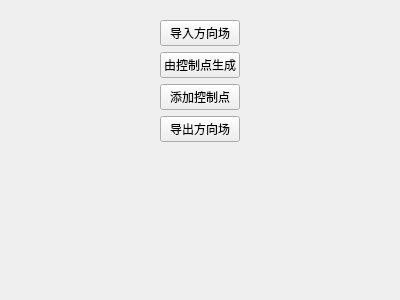
This is WidgetUi/VectorDieldDriven_VecField.ui in Jarvis-Chiang/ProLab as Qt 5 draws it before an edit. The edited form follows.
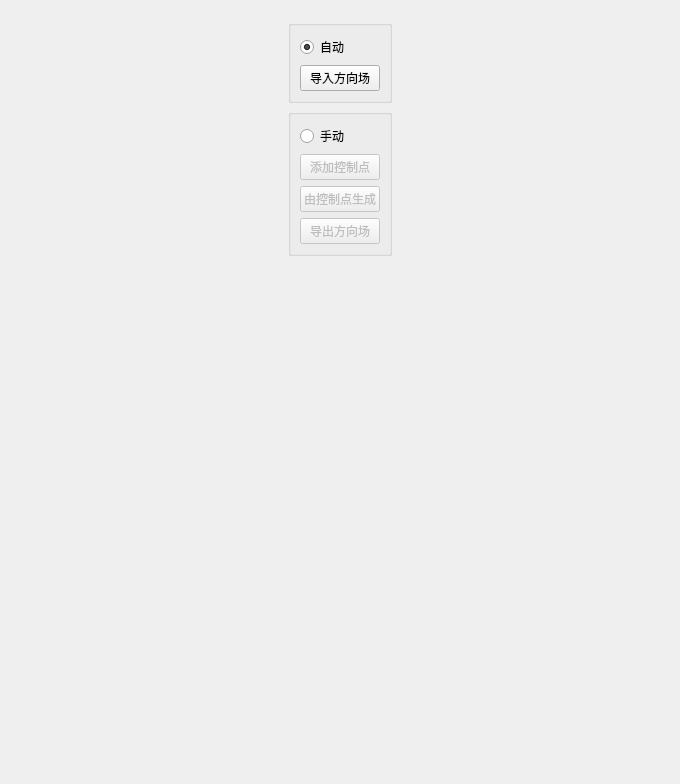
This is the edited form.

```diff
--- a/WidgetUi/VectorDieldDriven_VecField.ui
+++ b/WidgetUi/VectorDieldDriven_VecField.ui
@@ -6,8 +6,8 @@
    <rect>
     <x>0</x>
     <y>0</y>
-    <width>400</width>
-    <height>300</height>
+    <width>680</width>
+    <height>784</height>
    </rect>
   </property>
   <property name="windowTitle">
@@ -29,33 +29,83 @@
    </item>
    <item>
     <widget class="QWidget" name="widget" native="true">
-     <layout class="QVBoxLayout" name="verticalLayout">
+     <layout class="QVBoxLayout" name="verticalLayout_3">
       <item>
-       <widget class="QPushButton" name="pushButton_ImportVecField">
-        <property name="text">
-         <string>导入方向场</string>
+       <widget class="QGroupBox" name="groupBox_2">
+        <property name="title">
+         <string/>
         </property>
+        <layout class="QVBoxLayout" name="verticalLayout">
+         <item>
+          <widget class="QRadioButton" name="radioButton">
+           <property name="text">
+            <string>自动</string>
+           </property>
+           <property name="checked">
+            <bool>true</bool>
+           </property>
+          </widget>
+         </item>
+         <item>
+          <widget class="QPushButton" name="pushButton_ImportVecField">
+           <property name="text">
+            <string>导入方向场</string>
+           </property>
+           <property name="checkable">
+            <bool>false</bool>
+           </property>
+          </widget>
+         </item>
+        </layout>
        </widget>
       </item>
       <item>
-       <widget class="QPushButton" name="pushButton_GeneFromCtrlPnt">
-        <property name="text">
-         <string>由控制点生成</string>
+       <widget class="QGroupBox" name="groupBox">
+        <property name="title">
+         <string/>
         </property>
-       </widget>
-      </item>
-      <item>
-       <widget class="QPushButton" name="pushButton_AddCtrlPnt">
-        <property name="text">
-         <string>添加控制点</string>
-        </property>
-       </widget>
-      </item>
-      <item>
-       <widget class="QPushButton" name="pushButton_ExprtVecField">
-        <property name="text">
-         <string>导出方向场</string>
-        </property>
+        <layout class="QVBoxLayout" name="verticalLayout_2">
+         <item>
+          <widget class="QRadioButton" name="radioButton_2">
+           <property name="text">
+            <string>手动</string>
+           </property>
+          </widget>
+         </item>
+         <item>
+          <widget class="QPushButton" name="pushButton_AddCtrlPnt">
+           <property name="enabled">
+            <bool>false</bool>
+           </property>
+           <property name="text">
+            <string>添加控制点</string>
+           </property>
+           <property name="checkable">
+            <bool>false</bool>
+           </property>
+          </widget>
+         </item>
+         <item>
+          <widget class="QPushButton" name="pushButton_GeneFromCtrlPnt">
+           <property name="enabled">
+            <bool>false</bool>
+           </property>
+           <property name="text">
+            <string>由控制点生成</string>
+           </property>
+          </widget>
+         </item>
+         <item>
+          <widget class="QPushButton" name="pushButton_ExprtVecField">
+           <property name="enabled">
+            <bool>false</bool>
+           </property>
+           <property name="text">
+            <string>导出方向场</string>
+           </property>
+          </widget>
+         </item>
+        </layout>
        </widget>
       </item>
       <item>
```
Left out of the diff: 131 changed lines with no effect on the pictures.
